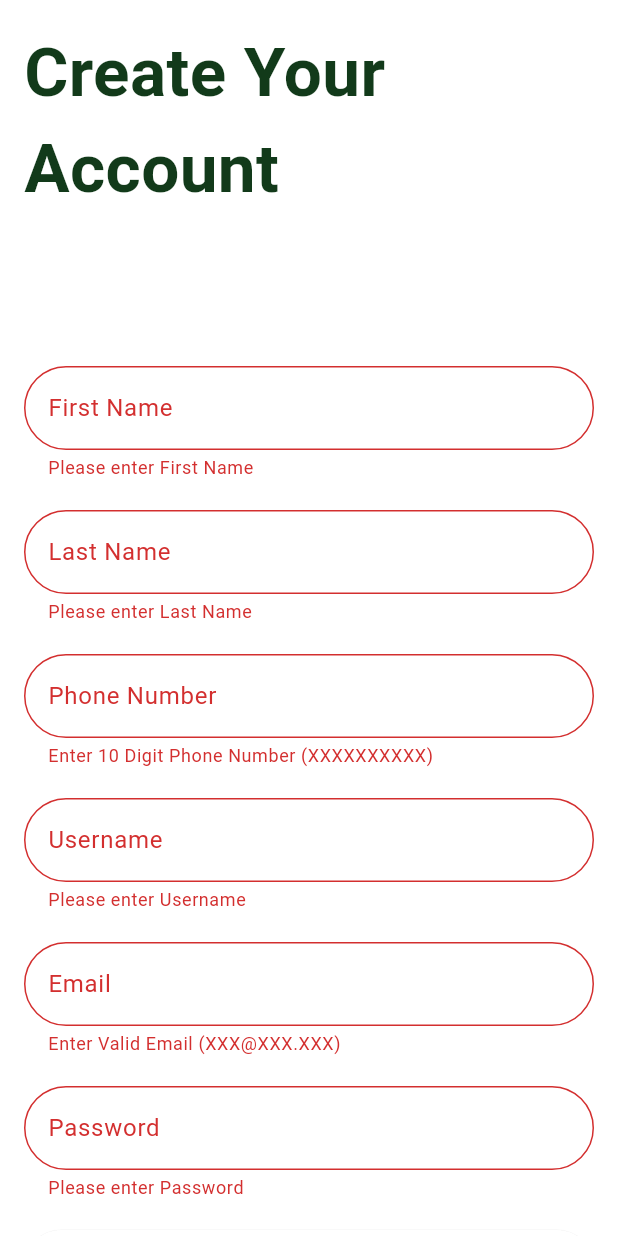
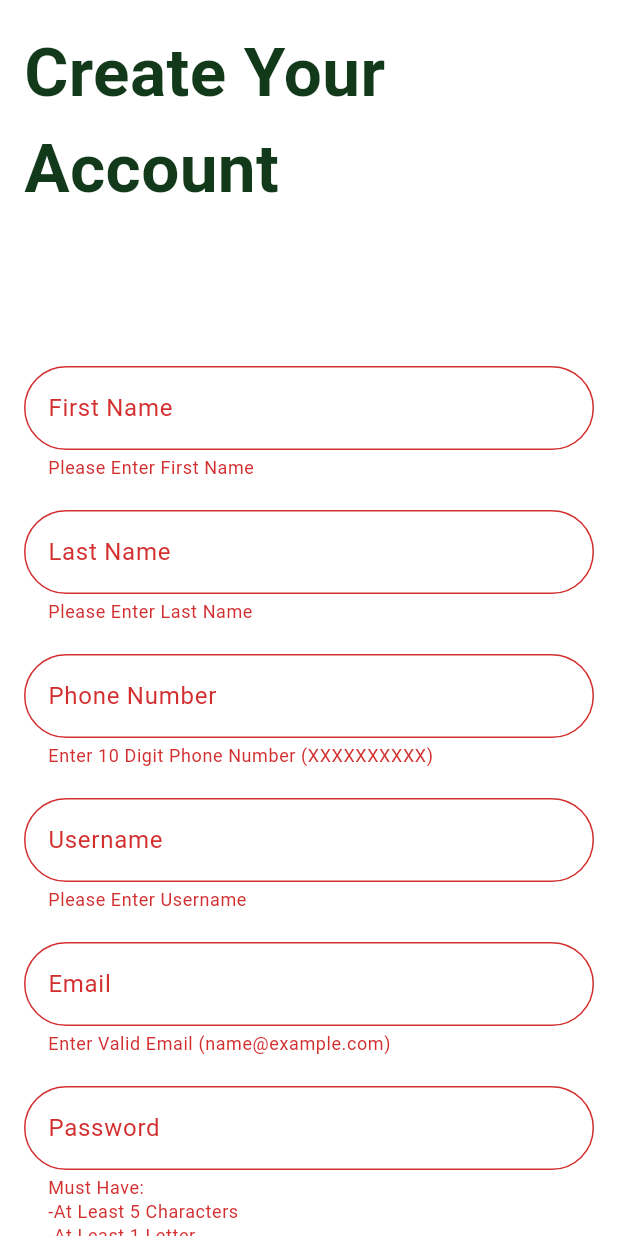
Before and after one commit to FarisAlamoudi/BigProject, a Flutter app: the SignUpPage screen opened directly, scrolled down 175 dp, after a tap on "Sign Up", on a phone screen of 412 x 824 dp. Run offline on Flutter 3.47's test engine with Material 3 defaults, Android fonts, the phone set to English and light mode, and no system bars; missing offline and left inert: mongo_dart; Roboto replaces fonts that are missing (Cairo).

Commit message:
Update SignUp for Regex Validation (Password)

```diff
--- a/frontendMobile/lib/sign_up_page.dart
+++ b/frontendMobile/lib/sign_up_page.dart
@@ -52,7 +52,7 @@ class _SignUpPageState extends State<SignUpPage> {
     //Send info to Database
     String user = await MongoDatabase.insert(data);
 
-    //if Info didn't fail to store in Database - Go to Reservation Page
+    //if Info didn't fail to store in Database - Go to Login Page
     if (user != "Insert Failed") {
       // User added successfully, navigate to LoginPage
       Navigator.push(
@@ -117,7 +117,7 @@ class _SignUpPageState extends State<SignUpPage> {
                     ),
                     validator: (value) {
                       if (value == null || value.isEmpty) {
-                        return 'Please enter First Name';
+                        return 'Please Enter First Name';
                       }
                     },
                     autovalidateMode: AutovalidateMode
@@ -136,7 +136,7 @@ class _SignUpPageState extends State<SignUpPage> {
                     ),
                     validator: (value) {
                       if (value == null || value.isEmpty) {
-                        return 'Please enter Last Name';
+                        return 'Please Enter Last Name';
                       }
                     },
                     autovalidateMode: AutovalidateMode
@@ -179,7 +179,7 @@ class _SignUpPageState extends State<SignUpPage> {
                     ),
                     validator: (value) {
                       if (value == null || value.isEmpty) {
-                        return 'Please enter Username';
+                        return 'Please Enter Username';
                       }
                     },
                     autovalidateMode: AutovalidateMode
@@ -201,7 +201,7 @@ class _SignUpPageState extends State<SignUpPage> {
                           r'^(([^<>()[\]\\.,;:\s@\"]+(\.[^<>()[\]\\.,;:\s@\"]+)*)|(\".+\"))@((\[[0-9]{1,3}\.[0-9]{1,3}\.[0-9]{1,3}\.[0-9]{1,3}\])|(([a-zA-Z\-0-9]+\.)+[a-zA-Z]{2,}))$';
                       RegExp regex = new RegExp(pattern);
                       if (value != null && !regex.hasMatch(value)) {
-                        return 'Enter Valid Email (XXX@XXX.XXX)';
+                        return 'Enter Valid Email (name@example.com)';
                       } else {
                         return null;
                       }
@@ -221,8 +221,13 @@ class _SignUpPageState extends State<SignUpPage> {
                       labelText: 'Password',
                     ),
                     validator: (value) {
-                      if (value == null || value.isEmpty) {
-                        return 'Please enter Password';
+                      String pattern =
+                          r'^(?=.*[a-zA-Z])(?=.*\d).{5,}$'; //5 Chars, 1 Letter, 1 Number
+                      RegExp regex = new RegExp(pattern);
+                      if (value != null && !regex.hasMatch(value)) {
+                        return 'Must Have:\n-At Least 5 Characters\n-At Least 1 Letter\n-At Least 1 Number';
+                      } else {
+                        return null;
                       }
                     },
                     autovalidateMode: AutovalidateMode
@@ -248,7 +253,7 @@ class _SignUpPageState extends State<SignUpPage> {
                                   //This empty setState call will trigger a rebuild of the widget,
                                 });
                                 print(
-                                    'Please enter valid data'); //Displayed in debug console, not for User
+                                    'Please Enter valid data'); //Displayed in debug console, not for User
                               }
                             },
                             style: ElevatedButton.styleFrom(
```
